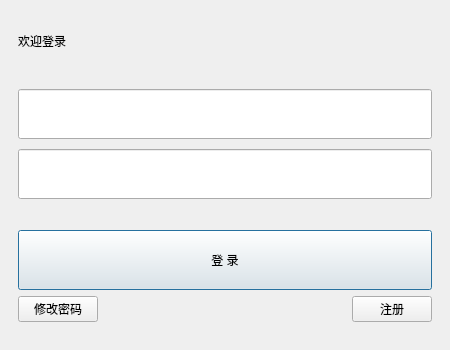
Old version of the form digitalIntegration/LoginDialog.ui in the repository jiaqingguo/DI.
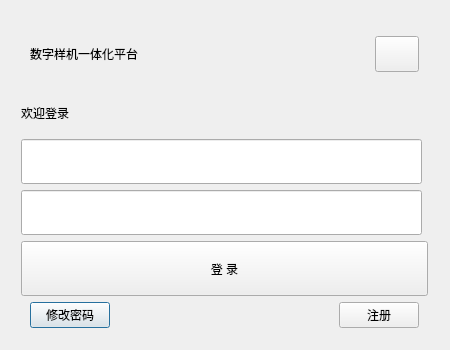
New version of the form.

Patch:
```diff
--- a/digitalIntegration/LoginDialog.ui
+++ b/digitalIntegration/LoginDialog.ui
@@ -34,73 +34,49 @@
    </property>
    <item row="0" column="0">
     <widget class="QStackedWidget" name="stackedWidget">
+     <property name="minimumSize">
+      <size>
+       <width>425</width>
+       <height>325</height>
+      </size>
+     </property>
+     <property name="maximumSize">
+      <size>
+       <width>425</width>
+       <height>325</height>
+      </size>
+     </property>
      <property name="currentIndex">
       <number>0</number>
      </property>
      <widget class="QWidget" name="page">
-      <layout class="QGridLayout" name="gridLayout_3">
-       <item row="0" column="0">
-        <widget class="QWidget" name="wgdBorder" native="true">
-         <property name="minimumSize">
-          <size>
-           <width>0</width>
-           <height>0</height>
-          </size>
-         </property>
-         <property name="maximumSize">
-          <size>
-           <width>16777215</width>
-           <height>16777215</height>
-          </size>
-         </property>
          <layout class="QGridLayout" name="gridLayout">
-          <item row="2" column="0">
-           <layout class="QVBoxLayout" name="verticalLayout_4">
-            <property name="topMargin">
-             <number>20</number>
-            </property>
-            <property name="bottomMargin">
-             <number>10</number>
-            </property>
-            <item>
-             <widget class="QPushButton" name="btnLogin">
-              <property name="minimumSize">
-               <size>
-                <width>0</width>
-                <height>60</height>
-               </size>
-              </property>
-              <property name="autoFillBackground">
-               <bool>false</bool>
-              </property>
-              <property name="text">
-               <string>登 录</string>
-              </property>
-             </widget>
-            </item>
-            <item>
-             <layout class="QHBoxLayout" name="horizontalLayout_5">
+       <item row="7" column="0" colspan="2">
+        <layout class="QHBoxLayout" name="horizontalLayout">
+         <property name="spacing">
+          <number>6</number>
+         </property>
+         <property name="leftMargin">
+          <number>9</number>
+         </property>
+         <property name="rightMargin">
+          <number>9</number>
+         </property>
               <item>
                <widget class="QPushButton" name="btnChangePassword">
-                <property name="minimumSize">
-                 <size>
-                  <width>0</width>
-                  <height>0</height>
-                 </size>
-                </property>
                 <property name="text">
                  <string>修改密码</string>
                 </property>
                </widget>
               </item>
               <item>
-               <spacer name="horizontalSpacer_6">
+          <spacer name="horizontalSpacer_4">
                 <property name="orientation">
                  <enum>Qt::Horizontal</enum>
                 </property>
                 <property name="sizeHint" stdset="0">
                  <size>
-                  <width>171</width>
+             <width>40</width>
                   <height>20</height>
                  </size>
                 </property>
@@ -108,12 +84,6 @@
               </item>
               <item>
                <widget class="QPushButton" name="btnRegister">
-                <property name="minimumSize">
-                 <size>
-                  <width>0</width>
-                  <height>0</height>
-                 </size>
-                </property>
                 <property name="text">
                  <string>注册</string>
                 </property>
@@ -121,22 +91,85 @@
               </item>
              </layout>
             </item>
-           </layout>
-          </item>
-          <item row="0" column="0">
+       <item row="6" column="0" colspan="2">
+        <widget class="QPushButton" name="btnLogin">
+         <property name="minimumSize">
+          <size>
+           <width>0</width>
+           <height>55</height>
+          </size>
+         </property>
+         <property name="text">
+          <string>登 录</string>
+         </property>
+        </widget>
+       </item>
+       <item row="0" column="0" colspan="2">
+        <widget class="QWidget" name="widgetTitle" native="true">
            <layout class="QHBoxLayout" name="horizontalLayout_4">
             <item>
+           <widget class="QLabel" name="LabelTitle">
+            <property name="text">
+             <string>数字样机一体化平台</string>
+            </property>
+           </widget>
+          </item>
+          <item>
+           <spacer name="horizontalSpacer_6">
+            <property name="orientation">
+             <enum>Qt::Horizontal</enum>
+            </property>
+            <property name="sizeHint" stdset="0">
+             <size>
+              <width>222</width>
+              <height>20</height>
+             </size>
+            </property>
+           </spacer>
+          </item>
+          <item>
+           <widget class="QPushButton" name="BtnClose">
+            <property name="minimumSize">
+             <size>
+              <width>44</width>
+              <height>36</height>
+             </size>
+            </property>
+            <property name="maximumSize">
+             <size>
+              <width>44</width>
+              <height>36</height>
+             </size>
+            </property>
+            <property name="text">
+             <string/>
+            </property>
+           </widget>
+          </item>
+         </layout>
+        </widget>
+       </item>
+       <item row="3" column="0">
+        <widget class="QLineEdit" name="lePassword">
+         <property name="minimumSize">
+          <size>
+           <width>0</width>
+           <height>45</height>
+          </size>
+         </property>
+        </widget>
+       </item>
+       <item row="1" column="0" colspan="2">
+        <layout class="QHBoxLayout" name="horizontalLayout_3">
+         <property name="leftMargin">
+          <number>0</number>
+         </property>
+         <item>
              <widget class="QLabel" name="lblUser">
-              <property name="minimumSize">
-               <size>
-                <width>0</width>
-                <height>0</height>
-               </size>
-              </property>
               <property name="maximumSize">
                <size>
                 <width>16777215</width>
-                <height>16777215</height>
+             <height>40</height>
                </size>
               </property>
               <property name="text">
@@ -145,75 +178,28 @@
              </widget>
             </item>
             <item>
-             <spacer name="horizontalSpacer_9">
+          <spacer name="horizontalSpacer_5">
               <property name="orientation">
                <enum>Qt::Horizontal</enum>
               </property>
-              <property name="sizeType">
-               <enum>QSizePolicy::Expanding</enum>
-              </property>
               <property name="sizeHint" stdset="0">
                <size>
-                <width>268</width>
-                <height>13</height>
+             <width>40</width>
+             <height>20</height>
                </size>
               </property>
              </spacer>
             </item>
            </layout>
           </item>
-          <item row="1" column="0">
-           <layout class="QGridLayout" name="gridLayout_4" columnstretch="0">
-            <property name="topMargin">
-             <number>20</number>
-            </property>
-            <property name="bottomMargin">
-             <number>5</number>
-            </property>
-            <property name="horizontalSpacing">
-             <number>6</number>
-            </property>
-            <property name="verticalSpacing">
-             <number>10</number>
-            </property>
-            <item row="0" column="0">
+       <item row="2" column="0">
              <widget class="QLineEdit" name="leUser">
               <property name="minimumSize">
                <size>
                 <width>0</width>
-                <height>50</height>
-               </size>
-              </property>
-              <property name="maximumSize">
-               <size>
-                <width>16777215</width>
-                <height>16777215</height>
-               </size>
-              </property>
-              <property name="placeholderText">
-               <string/>
-              </property>
-             </widget>
-            </item>
-            <item row="1" column="0">
-             <widget class="QLineEdit" name="lePassword">
-              <property name="minimumSize">
-               <size>
-                <width>0</width>
-                <height>50</height>
-               </size>
-              </property>
-              <property name="echoMode">
-               <enum>QLineEdit::Password</enum>
-              </property>
-              <property name="placeholderText">
-               <string/>
-              </property>
-             </widget>
-            </item>
-           </layout>
-          </item>
-         </layout>
+           <height>45</height>
+          </size>
+         </property>
         </widget>
        </item>
       </layout>
```
Lines whose indentation alone changed are shown as unchanged.
